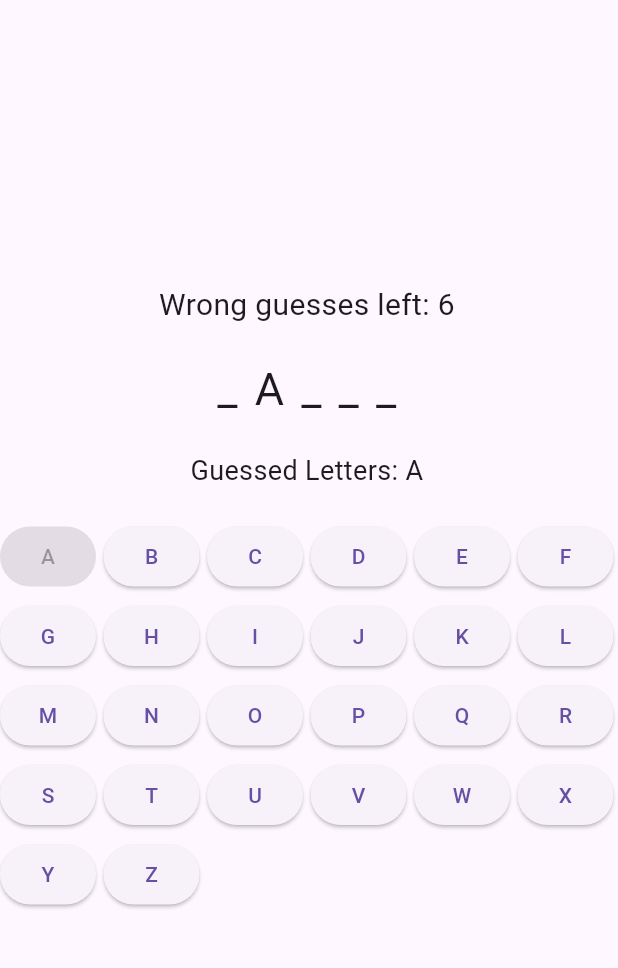
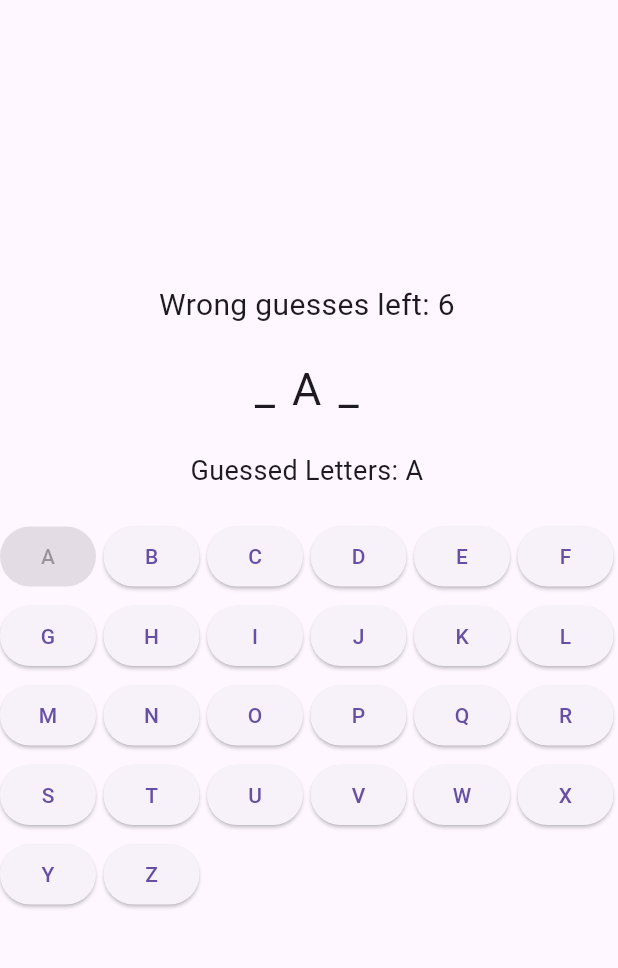
Before and after one commit to kulbdr/test3, a Flutter app: the screen it shows after launch, after a tap on an icon or button, on a phone screen of 412 x 824 dp, the part 63-1031 px from its top. Run offline on Flutter 3.47's test engine with Material 3 defaults, Android fonts, the phone set to English and light mode, and no system bars.

```diff
--- a/lib/game_logic.dart
+++ b/lib/game_logic.dart
@@ -1,5 +1,5 @@
 class HangmanGame {
-  final List<String> words = ['HAPPY', 'FLUTTER', 'DARTS', 'PROGRAMMING', 'DEVELOPER'];
+  final List<String> words = ['SAD', 'FLUTTER', 'VSCODE', 'PYTHON', 'PEOPLE'];
   late String wordToGuess;
   int wrongGuesses = 0;
   final List<String> guessedLetters = [];
```
Also changed, not shown: 1 other file.
